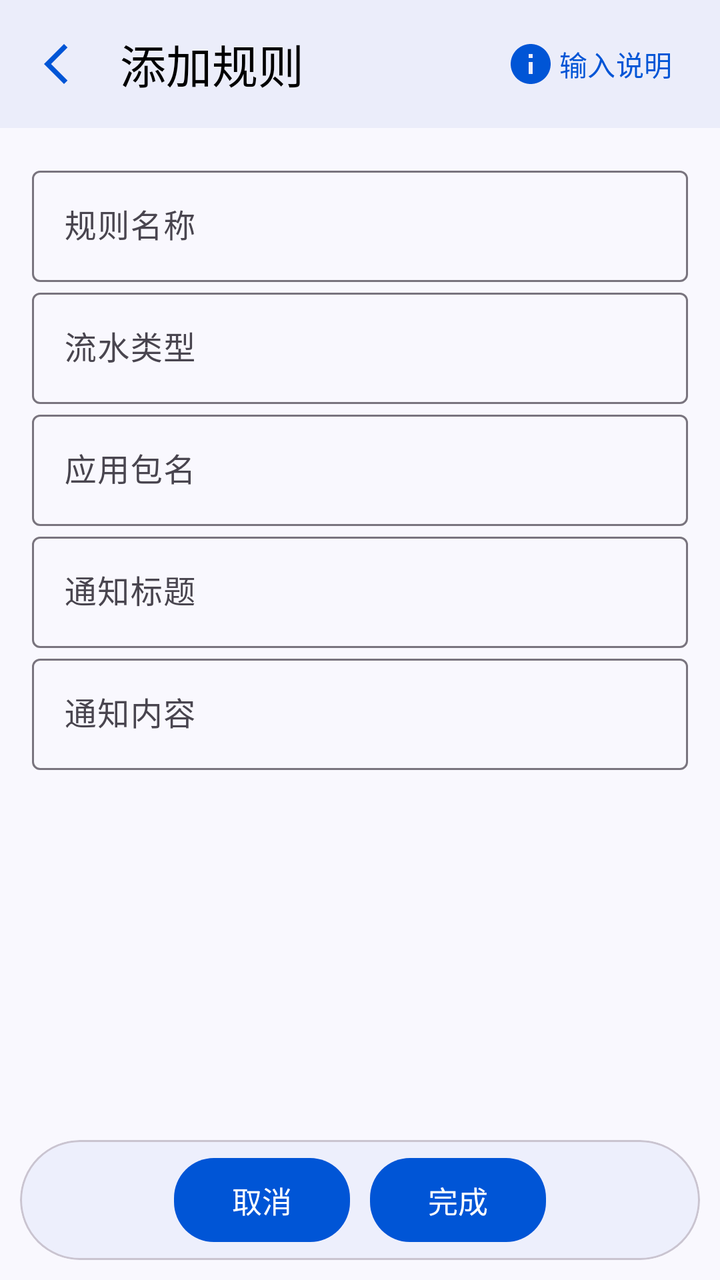
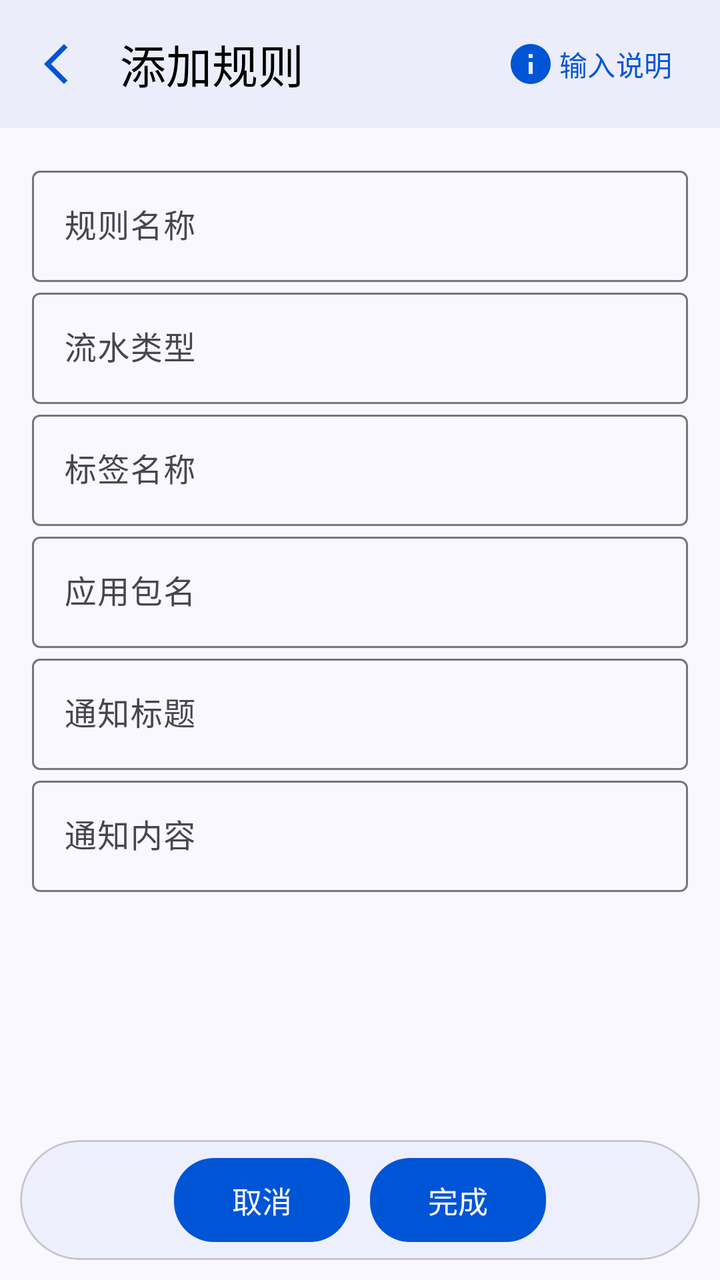

The first picture is an Android layout as it rendered before a commit; the second is the same layout after the commit. The layout source and the unified diff follow.
<!-- AndroidManifest.xml: application theme Theme.ProjectManager -->
<!-- res/layout/activity_rule_add.xml -->
<?xml version="1.0" encoding="utf-8"?>
<LinearLayout xmlns:android="http://schemas.android.com/apk/res/android"
    xmlns:app="http://schemas.android.com/apk/res-auto"
    xmlns:tools="http://schemas.android.com/tools"
    style="@style/PageStyle"
    android:layout_width="match_parent"
    android:layout_height="match_parent"
    android:orientation="vertical"
    tools:context=".ui.setting.auto_bookkeeping.RuleAddActivity">

    <com.google.android.material.appbar.MaterialToolbar
        android:id="@+id/toolbar"
        android:layout_width="match_parent"
        android:layout_height="?attr/actionBarSize"
        app:layout_constraintEnd_toEndOf="parent"
        app:layout_constraintStart_toStartOf="parent"
        app:layout_constraintTop_toTopOf="parent"
        app:navigationIcon="@drawable/baseline_arrow_back_ios_new_24"
        app:title="@string/add_rule">

        <com.google.android.material.button.MaterialButton
            android:id="@+id/input_introduce_btn"
            style="@style/TransparentBtnStyle"
            android:layout_width="wrap_content"
            android:layout_height="match_parent"
            android:layout_gravity="end"
            android:drawableLeft="@drawable/baseline_info_24"
            android:text="@string/input_introduce" />
    </com.google.android.material.appbar.MaterialToolbar>

    <ScrollView
        android:layout_width="match_parent"
        android:layout_height="0dp"
        android:layout_weight="1">

        <LinearLayout
            android:layout_width="match_parent"
            android:layout_height="wrap_content"
            android:orientation="vertical"
            android:padding="16sp">

            <com.google.android.material.textfield.TextInputLayout
                android:layout_width="match_parent"
                android:layout_height="wrap_content">

                <com.google.android.material.textfield.TextInputEditText
                    android:id="@+id/rule_name_input"
                    style="@style/UserInputEditTextStyle"
                    android:layout_width="match_parent"
                    android:layout_height="match_parent"
                    android:hint="@string/rule_name" />
            </com.google.android.material.textfield.TextInputLayout>

            <com.google.android.material.textfield.TextInputLayout
                android:layout_width="match_parent"
                android:layout_height="wrap_content">

                <com.google.android.material.textfield.TextInputEditText
                    android:id="@+id/running_account_type_input"
                    style="@style/UserInputEditTextStyle"
                    android:layout_width="match_parent"
                    android:layout_height="match_parent"
                    android:focusable="false"
                    android:hint="@string/running_account_type" />
            </com.google.android.material.textfield.TextInputLayout>

            <com.google.android.material.textfield.TextInputLayout
                android:layout_width="match_parent"
                android:layout_height="wrap_content">

                <com.google.android.material.textfield.TextInputEditText
                    android:id="@+id/package_name_input"
                    style="@style/UserInputEditTextStyle"
                    android:layout_width="match_parent"
                    android:layout_height="match_parent"
                    android:focusable="false"
                    android:hint="@string/package_name" />
            </com.google.android.material.textfield.TextInputLayout>

            <com.google.android.material.textfield.TextInputLayout
                android:layout_width="match_parent"
                android:layout_height="wrap_content">

                <com.google.android.material.textfield.TextInputEditText
                    android:id="@+id/notification_title_input"
                    style="@style/UserInputEditTextStyle"
                    android:layout_width="match_parent"
                    android:layout_height="match_parent"
                    android:hint="@string/notification_title" />
            </com.google.android.material.textfield.TextInputLayout>

            <com.google.android.material.textfield.TextInputLayout
                android:layout_width="match_parent"
                android:layout_height="wrap_content">

                <com.google.android.material.textfield.TextInputEditText
                    android:id="@+id/notification_content_input"
                    style="@style/UserInputEditTextStyle"
                    android:layout_width="match_parent"
                    android:layout_height="match_parent"
                    android:hint="@string/notification_content" />
            </com.google.android.material.textfield.TextInputLayout>
        </LinearLayout>
    </ScrollView>

    <com.google.android.material.card.MaterialCardView
        android:id="@+id/btn_card_view"
        style="@style/RoundCardStyle"
        android:layout_width="match_parent"
        android:layout_height="wrap_content">

        <LinearLayout
            android:layout_width="match_parent"
            android:layout_height="match_parent"
            android:gravity="center"
            android:orientation="horizontal">

            <com.google.android.material.button.MaterialButton
                android:id="@+id/cancel_btn"
                style="@style/BtnStyle"
                android:layout_width="wrap_content"
                android:layout_height="wrap_content"
                android:text="@string/cancel" />

            <com.google.android.material.button.MaterialButton
                android:id="@+id/finish_btn"
                style="@style/BtnStyle"
                android:layout_width="wrap_content"
                android:layout_height="wrap_content"
                android:text="@string/finish" />
        </LinearLayout>
    </com.google.android.material.card.MaterialCardView>
</LinearLayout>
<!-- resources referenced by this layout -->
<resources>
  <!-- drawable baseline_arrow_back_ios_new_24 (drawable) -->
  <vector xmlns:android="http://schemas.android.com/apk/res/android" android:height="24dp" android:tint="#000000" android:viewportHeight="24" android:viewportWidth="24" android:width="24dp">
        
      <path android:fillColor="@android:color/white" android:pathData="M17.77,3.77l-1.77,-1.77l-10,10l10,10l1.77,-1.77l-8.23,-8.23z"/>
      
  </vector>
  <!-- drawable baseline_info_24 (drawable) -->
  <vector xmlns:android="http://schemas.android.com/apk/res/android" android:height="24dp" android:tint="#000000" android:viewportHeight="24" android:viewportWidth="24" android:width="24dp">
        
      <path android:fillColor="@android:color/white" android:pathData="M12,2C6.48,2 2,6.48 2,12s4.48,10 10,10 10,-4.48 10,-10S17.52,2 12,2zM13,17h-2v-6h2v6zM13,9h-2L11,7h2v2z"/>
      
  </vector>
  <string name="add_rule">添加规则</string>
  <string name="cancel">取消</string>
  <string name="finish">完成</string>
  <string name="input_introduce">输入说明</string>
  <string name="notification_content">通知内容</string>
  <string name="notification_title">通知标题</string>
  <string name="package_name">应用包名</string>
  <string name="rule_name">规则名称</string>
  <string name="running_account_type">流水类型</string>
  <style name="BtnStyle" parent="Widget.Material3.Button">
          <item name="backgroundTint">@color/theme_blue</item>
          <item name="android:textColor">@color/white</item>
          <item name="android:textSize">15sp</item>
          <item name="cornerRadius">20dp</item>
          <item name="android:layout_margin">5dp</item>
          <item name="android:padding">10dp</item>
      </style>
  <style name="PageStyle">
          <item name="android:fitsSystemWindows">true</item>
          <item name="android:background">@color/page_background</item>
      </style>
  <style name="RoundCardStyle">
          <item name="cardBackgroundColor">@color/card_background</item>
          <item name="cardCornerRadius">50dp</item>
          <item name="android:layout_margin">10dp</item>
      </style>
  <style name="TransparentBtnStyle" parent="Widget.Material3.Button">
          <item name="android:background">?attr/selectableItemBackground</item>
          <item name="android:textColor">@color/theme_blue</item>
          <item name="iconPadding">2dp</item>
      </style>
  <style name="UserInputEditTextStyle" parent="Widget.Material3.TextInputEditText.OutlinedBox">
          <item name="android:inputType">text</item>
          <item name="android:textColorHighlight">@color/theme_blue_variant</item>
          <item name="android:maxLength">20</item>
      </style>
  <color name="theme_blue">#0055d6</color>
  <color name="white">#FFFFFFFF</color>
  <color name="page_background">#f9f8fe</color>
  <color name="card_background">#edeffc</color>
  <color name="theme_blue_variant">#dae1fe</color>
  <color name="teal_200">#FF03DAC5</color>
  <color name="teal_700">#FF018786</color>
  <color name="black">#FF000000</color>
  <style name="ToolBarStyle" parent="Widget.Material3.Toolbar">
          <item name="android:background">@color/toolbar_background</item>
          <item name="navigationIconTint">@color/theme_blue</item>
          <item name="contentInsetStart">10dp</item>
          <item name="titleTextAppearance">@style/TitleStyle</item>
      </style>
  <color name="toolbar_background">#ebedfa</color>
  <style name="TitleStyle">
          <item name="android:textSize">23sp</item>
          <item name="android:textColor">@color/black</item>
      </style>
  <!-- unchanged entries left out for length: 1 -->
</resources>

<!-- the commit's change to res/layout/activity_rule_add.xml (unified diff, before → after) -->
@@ -6,7 +6,7 @@
     android:layout_width="match_parent"
     android:layout_height="match_parent"
     android:orientation="vertical"
-    tools:context=".ui.setting.auto_bookkeeping.RuleAddActivity">
+    tools:context=".ui.bookkeeping.auto_bookkeeping.notification_analysis.edit.RuleAddActivity">
 
     <com.google.android.material.appbar.MaterialToolbar
         android:id="@+id/toolbar"
@@ -62,6 +62,19 @@
                     android:layout_height="match_parent"
                     android:focusable="false"
                     android:hint="@string/running_account_type" />
+            </com.google.android.material.textfield.TextInputLayout>
+
+            <com.google.android.material.textfield.TextInputLayout
+                android:layout_width="match_parent"
+                android:layout_height="wrap_content">
+
+                <com.google.android.material.textfield.TextInputEditText
+                    android:id="@+id/tag_name_input"
+                    style="@style/UserInputEditTextStyle"
+                    android:layout_width="match_parent"
+                    android:layout_height="match_parent"
+                    android:focusable="false"
+                    android:hint="@string/tag_name" />
             </com.google.android.material.textfield.TextInputLayout>
 
             <com.google.android.material.textfield.TextInputLayout
<!-- resource entries referenced after the edit -->
@@ -21,6 +21,7 @@
   <string name="package_name">应用包名</string>
   <string name="rule_name">规则名称</string>
   <string name="running_account_type">流水类型</string>
+  <string name="tag_name">标签名称</string>
   <style name="BtnStyle" parent="Widget.Material3.Button">
           <item name="backgroundTint">@color/theme_blue</item>
           <item name="android:textColor">@color/white</item>
